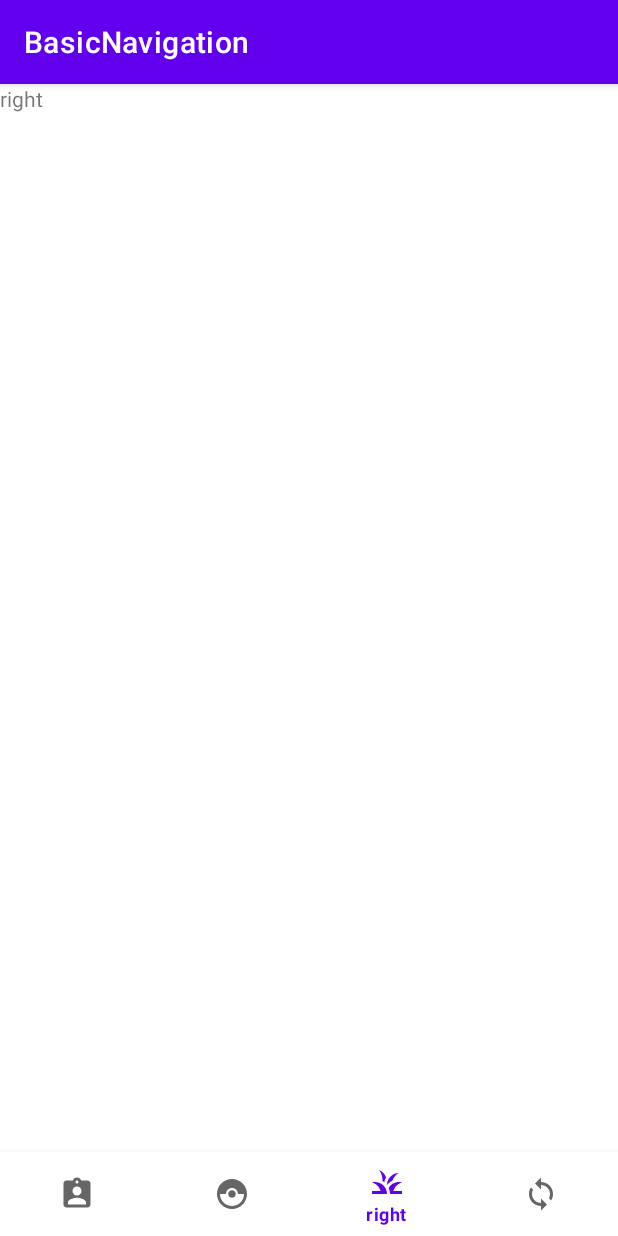
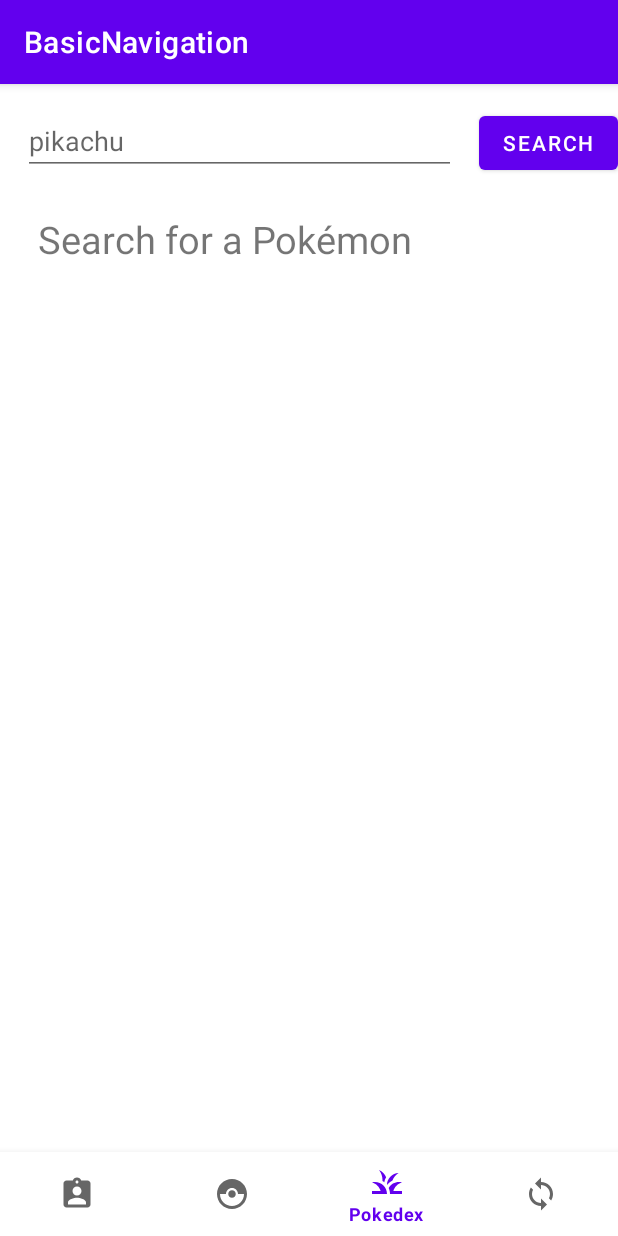
Before and after one commit to Rave7v/BasicNavigation, an Android app: the RightFragment screen opened through its navigation route, on a phone screen of 412 x 824 dp. Run offline under Robolectric (Android 15) with nearby library versions, the phone set to English and light mode, and no system bars; our stand-ins replace Volley, navigation-ui.

Commit message:
añadio pokedex

```diff
--- a/app/build.gradle
+++ b/app/build.gradle
@@ -58,4 +58,6 @@ dependencies {
     implementation platform('com.google.firebase:firebase-bom:29.0.0')
     implementation 'com.google.firebase:firebase-analytics-ktx'
     implementation 'com.google.firebase:firebase-database-ktx:20.0.2'
+    //voley Json
+    implementation 'com.android.volley:volley:1.2.1'
 }
--- a/app/src/main/AndroidManifest.xml
+++ b/app/src/main/AndroidManifest.xml
@@ -1,7 +1,7 @@
 <?xml version="1.0" encoding="utf-8"?>
 <manifest xmlns:android="http://schemas.android.com/apk/res/android"
     package="com.example.basicnavigation">
-
+    <uses-permission android:name="android.permission.INTERNET"/>
     <application
         android:allowBackup="true"
         android:icon="@mipmap/ic_launcher"
--- a/app/src/main/java/fragments/RightFragment.kt
+++ b/app/src/main/java/fragments/RightFragment.kt
@@ -1,19 +1,70 @@
 package fragments
 
+import android.annotation.SuppressLint
 import android.os.Bundle
-import androidx.fragment.app.Fragment
+import android.util.Log
 import android.view.LayoutInflater
 import android.view.View
 import android.view.ViewGroup
-import com.example.basicnavigation.R
+import androidx.fragment.app.Fragment
+import com.android.volley.RequestQueue
+import com.android.volley.Response
+import com.android.volley.toolbox.JsonObjectRequest
+import com.android.volley.toolbox.Volley
+import com.example.basicnavigation.databinding.FragmentRightBinding
+import org.json.JSONObject
 
 
 class RightFragment : Fragment() {
+    private lateinit var queue: RequestQueue
+    private lateinit var binding: FragmentRightBinding
+
     override fun onCreateView(
         inflater: LayoutInflater, container: ViewGroup?,
         savedInstanceState: Bundle?
-    ): View? {
+    ): View {
         // Inflate the layout for this fragment
-        return inflater.inflate(R.layout.fragment_right, container, false)
+        binding= FragmentRightBinding.inflate(inflater,container,false)
+        return binding.root
     }
+
+    override fun onViewCreated(view: View, savedInstanceState: Bundle?) {
+        super.onViewCreated(view, savedInstanceState)
+        val etPokemonName = binding.etPokemonToSearchFor
+        queue = Volley.newRequestQueue(context)
+        binding.btnSearch.setOnClickListener(){
+            getPokemon(etPokemonName.text.toString())
+            etPokemonName.text.clear()
+        }
+    }
+
+    @SuppressLint("SetTextI18n")
+    fun getPokemon(pokemonName: String){
+        val url ="https://pokeapi.co/api/v2/pokemon/${pokemonName}"
+        val jsonRequest = JsonObjectRequest(url, { response->
+                val name = response.getString("name")
+                val id = response.getString("id")
+                // hp,ataque,defesa,velocidad, peso, tipo
+                val tipo = response.getJSONArray("types").getJSONObject(0).getJSONObject("type").getString("name")
+                val  hp  = response.getJSONArray("stats").getJSONObject(0).getString("base_stat")
+                val attack  = response.getJSONArray("stats").getJSONObject(1).getString("base_stat")
+                val deffense  = response.getJSONArray("stats").getJSONObject(2).getString("base_stat")
+                val speed  = response.getJSONArray("stats").getJSONObject(5).getString("base_stat")
+                val weight = response.getString("weight")
+                val infoString = "Nombre: ${name.replaceFirstChar { it.uppercase() }} #: $id \nTipo: $tipo \nPuntos de Salud: $hp \nAtaque: $attack \nDefensa: $deffense  \nVelocidad: $speed \nPeso: $weight"
+                binding.tvPokemonInfo.setText(infoString)
+            },
+            { errorMessage->
+                binding.tvPokemonInfo.setText("404 Pokemon Not found")
+                Log.d("JSONResponse","Error: $errorMessage")
+            }
+        )
+        queue.add(jsonRequest)
+    }
+
+    override fun onStop() {
+        super.onStop()
+        queue.cancelAll("stopped")
+    }
+
 }
--- a/app/src/main/java/fragments/destinationFragment.kt
+++ b/app/src/main/java/fragments/destinationFragment.kt
@@ -8,10 +8,12 @@ import android.view.ViewGroup
 import androidx.fragment.app.Fragment
 import androidx.fragment.app.viewModels
 import androidx.recyclerview.widget.LinearLayoutManager
+import com.android.volley.RequestQueue
 import com.example.basicnavigation.databinding.FragmentDestinationBinding
 
 class destinationFragment : Fragment() {
     private lateinit var binding: FragmentDestinationBinding
+
     private val destinationViewModel: DestinationViewModel by viewModels()
     override fun onCreateView(
         inflater: LayoutInflater, container: ViewGroup?,
--- a/app/src/main/res/layout/fragment_right.xml
+++ b/app/src/main/res/layout/fragment_right.xml
@@ -1,14 +1,55 @@
-<FrameLayout xmlns:android="http://schemas.android.com/apk/res/android"
+<?xml version="1.0" encoding="utf-8"?>
+<androidx.constraintlayout.widget.ConstraintLayout xmlns:android="http://schemas.android.com/apk/res/android"
+    xmlns:app="http://schemas.android.com/apk/res-auto"
     xmlns:tools="http://schemas.android.com/tools"
+    android:id="@+id/frameLayout2"
     android:layout_width="match_parent"
     android:layout_height="match_parent"
     tools:context="fragments.RightFragment">
 
-    <!-- TODO: Update blank fragment layout -->
+    <EditText
+        android:id="@+id/et_pokemon_to_search_for"
+        android:layout_width="0dp"
+        android:layout_height="wrap_content"
+        android:layout_margin="15dp"
+        android:hint="pikachu"
+        android:maxLines="1"
+        app:layout_constraintLeft_toLeftOf="parent"
+        app:layout_constraintRight_toLeftOf="@+id/btn_search"
+        app:layout_constraintTop_toTopOf="parent"
+        tools:layout_conversion_absoluteHeight="171dp"
+        tools:layout_conversion_absoluteWidth="0dp"
+        tools:layout_editor_absoluteX="20dp"
+        tools:layout_editor_absoluteY="20dp" />
+
+    <Button
+        android:id="@+id/btn_search"
+        android:layout_width="wrap_content"
+        android:layout_height="wrap_content"
+        android:text="SEARCH"
+        app:layout_constraintLeft_toRightOf="@+id/et_pokemon_to_search_for"
+        app:layout_constraintRight_toRightOf="parent"
+        app:layout_constraintTop_toTopOf="@+id/et_pokemon_to_search_for"
+        tools:layout_conversion_absoluteHeight="48dp"
+        tools:layout_conversion_absoluteWidth="93dp"
+        tools:layout_editor_absoluteX="20dp"
+        tools:layout_editor_absoluteY="20dp" />
+
     <TextView
+        android:id="@+id/tv_pokemon_info"
         android:layout_width="match_parent"
-        android:layout_height="match_parent"
-        android:text="right"
-        />
+        android:layout_height="0dp"
+        android:padding="10dp"
+        android:layout_margin="15dp"
+        android:text="Search for a Pokémon"
+        android:textSize="25sp"
+        app:layout_constraintBottom_toBottomOf="parent"
+        app:layout_constraintLeft_toLeftOf="parent"
+        app:layout_constraintRight_toRightOf="parent"
+        app:layout_constraintTop_toBottomOf="@id/et_pokemon_to_search_for"
+        tools:layout_conversion_absoluteHeight="0dp"
+        tools:layout_conversion_absoluteWidth="392dp"
+        tools:layout_editor_absoluteX="10dp"
+        tools:layout_editor_absoluteY="10dp" />
 
-</FrameLayout>
+</androidx.constraintlayout.widget.ConstraintLayout>
--- a/app/src/main/res/menu/bottom_nav_menu.xml
+++ b/app/src/main/res/menu/bottom_nav_menu.xml
@@ -3,24 +3,24 @@
 
     <item
     android:id="@+id/leftFragment"
-    android:title="left"
+    android:title="Perfil"
     android:icon="@drawable/perfil"
     />
 
     <item
         android:id="@+id/homeFragment"
-        android:title="home"
+        android:title="Capturados"
         android:icon="@drawable/pokeball"
         />
 
     <item
         android:id="@+id/rightFragment"
-        android:title="right"
+        android:title="Pokedex"
         android:icon="@drawable/poke"
         />
     <item
         android:id="@+id/ran_fragment2"
-        android:title="right"
+        android:title="Descbrimiento"
         android:icon="@drawable/randomp"
         />
 </menu>
```
